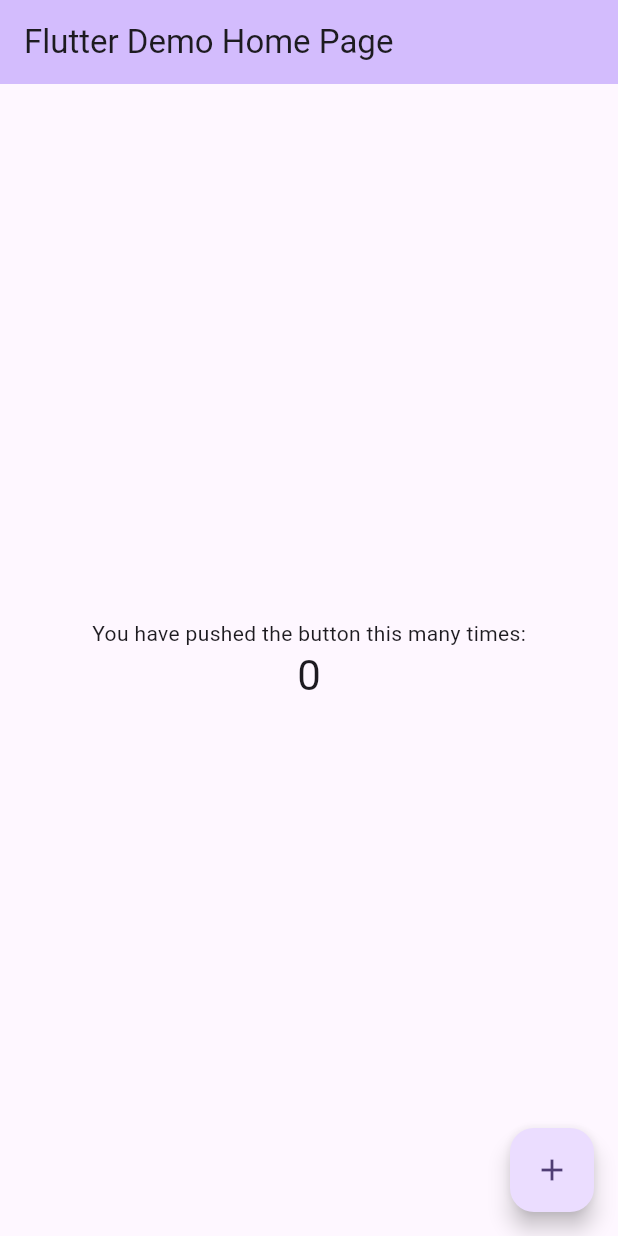
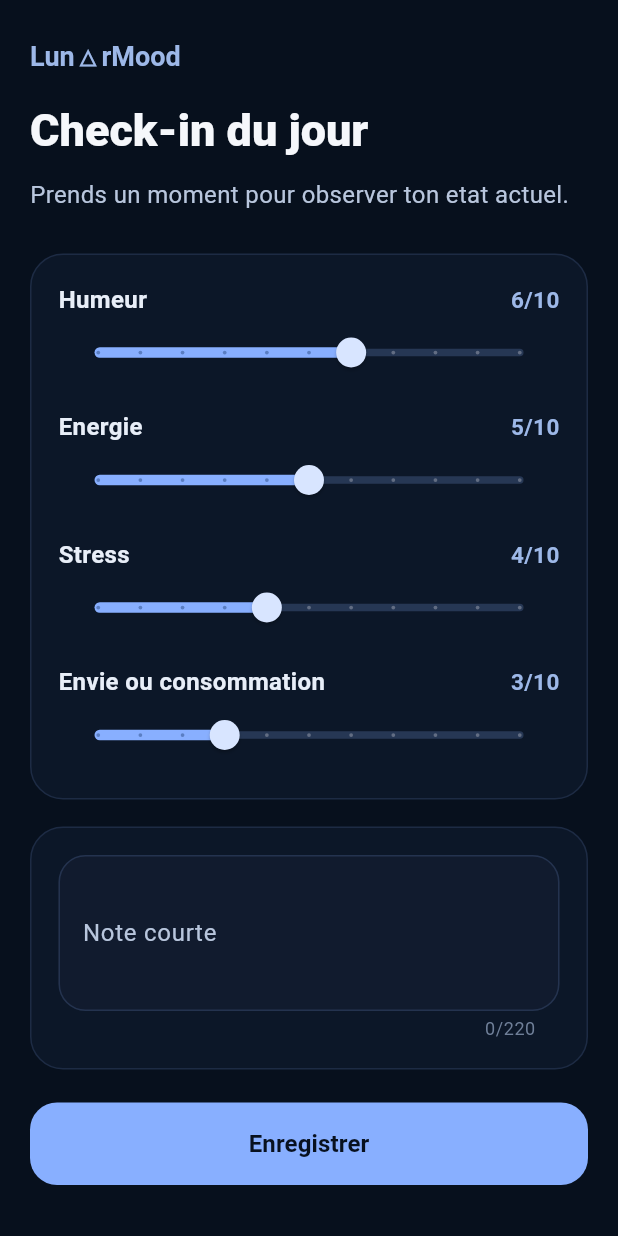
Before and after one commit to ph3ynyxstudio-source/Lun4rMood, a Flutter app: the screen it shows after launch, on a phone screen of 412 x 824 dp. Run offline on Flutter 3.47's test engine with Material 3 defaults, Android fonts, the phone set to English and light mode, and no system bars.

Commit message:
FR: Ajout de la première page Check-in et de la documentation IA
EN: Add first Check-in page and AI documentation

```diff
--- a/lun4rmood/lib/app/app.dart
+++ b/lun4rmood/lib/app/app.dart
@@ -1 +1,29 @@
-// Application assembly will be defined here later.
+import 'package:flutter/material.dart';
+
+import '../features/check_in/check_in_page.dart';
+
+class Lun4rMoodApp extends StatelessWidget {
+  const Lun4rMoodApp({super.key});
+
+  @override
+  Widget build(BuildContext context) {
+    return MaterialApp(
+      title: 'Lun△rMood',
+      debugShowCheckedModeBanner: false,
+      theme: ThemeData(
+        useMaterial3: true,
+        brightness: Brightness.dark,
+        scaffoldBackgroundColor: const Color(0xFF07101D),
+        colorScheme: ColorScheme.fromSeed(
+          seedColor: const Color(0xFF88AFFF),
+          brightness: Brightness.dark,
+        ),
+        snackBarTheme: const SnackBarThemeData(
+          backgroundColor: Color(0xFF14223A),
+          contentTextStyle: TextStyle(color: Color(0xFFF5F7FB)),
+        ),
+      ),
+      home: const CheckInPage(),
+    );
+  }
+}
--- /dev/null
+++ b/lun4rmood/lib/features/check_in/check_in_page.dart
@@ -0,0 +1,150 @@
+import 'package:flutter/material.dart';
+
+import 'widgets/check_in_note_field.dart';
+import 'widgets/check_in_slider.dart';
+import 'widgets/save_check_in_button.dart';
+
+class CheckInPage extends StatefulWidget {
+  const CheckInPage({super.key});
+
+  @override
+  State<CheckInPage> createState() => _CheckInPageState();
+}
+
+class _CheckInPageState extends State<CheckInPage> {
+  final TextEditingController _noteController = TextEditingController();
+
+  double _mood = 6;
+  double _energy = 5;
+  double _stress = 4;
+  double _craving = 3;
+
+  @override
+  void dispose() {
+    _noteController.dispose();
+    super.dispose();
+  }
+
+  void _showStoragePendingMessage() {
+    ScaffoldMessenger.of(context).showSnackBar(
+      const SnackBar(
+        content: Text('Check-in pret a etre connecte au stockage local.'),
+      ),
+    );
+  }
+
+  @override
+  Widget build(BuildContext context) {
+    return Scaffold(
+      backgroundColor: const Color(0xFF07101D),
+      body: SafeArea(
+        child: SingleChildScrollView(
+          padding: const EdgeInsets.fromLTRB(20, 24, 20, 32),
+          child: Column(
+            crossAxisAlignment: CrossAxisAlignment.start,
+            children: [
+              const _CheckInHeader(),
+              const SizedBox(height: 28),
+              _CheckInCard(
+                child: Column(
+                  children: [
+                    CheckInSlider(
+                      label: 'Humeur',
+                      value: _mood,
+                      onChanged: (value) => setState(() => _mood = value),
+                    ),
+                    const SizedBox(height: 14),
+                    CheckInSlider(
+                      label: 'Energie',
+                      value: _energy,
+                      onChanged: (value) => setState(() => _energy = value),
+                    ),
+                    const SizedBox(height: 14),
+                    CheckInSlider(
+                      label: 'Stress',
+                      value: _stress,
+                      onChanged: (value) => setState(() => _stress = value),
+                    ),
+                    const SizedBox(height: 14),
+                    CheckInSlider(
+                      label: 'Envie ou consommation',
+                      value: _craving,
+                      onChanged: (value) => setState(() => _craving = value),
+                    ),
+                  ],
+                ),
+              ),
+              const SizedBox(height: 18),
+              _CheckInCard(
+                child: CheckInNoteField(controller: _noteController),
+              ),
+              const SizedBox(height: 22),
+              SaveCheckInButton(onPressed: _showStoragePendingMessage),
+            ],
+          ),
+        ),
+      ),
+    );
+  }
+}
+
+class _CheckInHeader extends StatelessWidget {
+  const _CheckInHeader();
+
+  @override
+  Widget build(BuildContext context) {
+    return const Column(
+      crossAxisAlignment: CrossAxisAlignment.start,
+      children: [
+        Text(
+          'Lun△rMood',
+          style: TextStyle(
+            color: Color(0xFF9DB8E8),
+            fontSize: 18,
+            fontWeight: FontWeight.w700,
+            letterSpacing: 0,
+          ),
+        ),
+        SizedBox(height: 14),
+        Text(
+          'Check-in du jour',
+          style: TextStyle(
+            color: Color(0xFFF5F7FB),
+            fontSize: 30,
+            fontWeight: FontWeight.w800,
+            letterSpacing: 0,
+          ),
+        ),
+        SizedBox(height: 10),
+        Text(
+          'Prends un moment pour observer ton etat actuel.',
+          style: TextStyle(
+            color: Color(0xFFB8C6DD),
+            fontSize: 16,
+            height: 1.45,
+          ),
+        ),
+      ],
+    );
+  }
+}
+
+class _CheckInCard extends StatelessWidget {
+  const _CheckInCard({required this.child});
+
+  final Widget child;
+
+  @override
+  Widget build(BuildContext context) {
+    return Container(
+      width: double.infinity,
+      padding: const EdgeInsets.all(18),
+      decoration: BoxDecoration(
+        color: const Color(0xFF0C1728),
+        borderRadius: BorderRadius.circular(22),
+        border: Border.all(color: const Color(0xFF1D2B44)),
+      ),
+      child: child,
+    );
+  }
+}
--- /dev/null
+++ b/lun4rmood/lib/features/check_in/widgets/check_in_note_field.dart
@@ -0,0 +1,38 @@
+import 'package:flutter/material.dart';
+
+class CheckInNoteField extends StatelessWidget {
+  const CheckInNoteField({
+    super.key,
+    required this.controller,
+  });
+
+  final TextEditingController controller;
+
+  @override
+  Widget build(BuildContext context) {
+    return TextField(
+      controller: controller,
+      minLines: 3,
+      maxLines: 5,
+      maxLength: 220,
+      style: const TextStyle(color: Color(0xFFF5F7FB)),
+      decoration: InputDecoration(
+        labelText: 'Note courte',
+        hintText: 'Un mot, une sensation, une observation...',
+        labelStyle: const TextStyle(color: Color(0xFFB8C6DD)),
+        hintStyle: const TextStyle(color: Color(0xFF6F7F98)),
+        counterStyle: const TextStyle(color: Color(0xFF6F7F98)),
+        filled: true,
+        fillColor: const Color(0xFF111B2E),
+        enabledBorder: OutlineInputBorder(
+          borderRadius: BorderRadius.circular(18),
+          borderSide: const BorderSide(color: Color(0xFF24334F)),
+        ),
+        focusedBorder: OutlineInputBorder(
+          borderRadius: BorderRadius.circular(18),
+          borderSide: const BorderSide(color: Color(0xFF88AFFF)),
+        ),
+      ),
+    );
+  }
+}
--- /dev/null
+++ b/lun4rmood/lib/features/check_in/widgets/check_in_slider.dart
@@ -0,0 +1,63 @@
+import 'package:flutter/material.dart';
+
+class CheckInSlider extends StatelessWidget {
+  const CheckInSlider({
+    super.key,
+    required this.label,
+    required this.value,
+    required this.onChanged,
+  });
+
+  final String label;
+  final double value;
+  final ValueChanged<double> onChanged;
+
+  @override
+  Widget build(BuildContext context) {
+    final roundedValue = value.round();
+
+    return Column(
+      crossAxisAlignment: CrossAxisAlignment.start,
+      children: [
+        Row(
+          mainAxisAlignment: MainAxisAlignment.spaceBetween,
+          children: [
+            Text(
+              label,
+              style: const TextStyle(
+                color: Color(0xFFE8EEF8),
+                fontSize: 16,
+                fontWeight: FontWeight.w600,
+              ),
+            ),
+            Text(
+              '$roundedValue/10',
+              style: const TextStyle(
+                color: Color(0xFF9DB8E8),
+                fontSize: 15,
+                fontWeight: FontWeight.w700,
+              ),
+            ),
+          ],
+        ),
+        SliderTheme(
+          data: SliderTheme.of(context).copyWith(
+            activeTrackColor: const Color(0xFF88AFFF),
+            inactiveTrackColor: const Color(0xFF263754),
+            thumbColor: const Color(0xFFD8E5FF),
+            overlayColor: const Color(0x3388AFFF),
+            trackHeight: 5,
+          ),
+          child: Slider(
+            value: value,
+            min: 0,
+            max: 10,
+            divisions: 10,
+            label: '$roundedValue',
+            onChanged: onChanged,
+          ),
+        ),
+      ],
+    );
+  }
+}
--- /dev/null
+++ b/lun4rmood/lib/features/check_in/widgets/save_check_in_button.dart
@@ -0,0 +1,35 @@
+import 'package:flutter/material.dart';
+
+class SaveCheckInButton extends StatelessWidget {
+  const SaveCheckInButton({
+    super.key,
+    required this.onPressed,
+  });
+
+  final VoidCallback onPressed;
+
+  @override
+  Widget build(BuildContext context) {
+    return SizedBox(
+      width: double.infinity,
+      child: FilledButton(
+        onPressed: onPressed,
+        style: FilledButton.styleFrom(
+          backgroundColor: const Color(0xFF88AFFF),
+          foregroundColor: const Color(0xFF08111F),
+          padding: const EdgeInsets.symmetric(vertical: 16),
+          shape: RoundedRectangleBorder(
+            borderRadius: BorderRadius.circular(18),
+          ),
+        ),
+        child: const Text(
+          'Enregistrer',
+          style: TextStyle(
+            fontSize: 16,
+            fontWeight: FontWeight.w700,
+          ),
+        ),
+      ),
+    );
+  }
+}
--- a/lun4rmood/lib/main.dart
+++ b/lun4rmood/lib/main.dart
@@ -1,7 +1,9 @@
 import 'package:flutter/material.dart';
 
+import 'app/app.dart';
+
 void main() {
-  runApp(const MyApp());
+  runApp(const Lun4rMoodApp());
 }
 
 class MyApp extends StatelessWidget {
@@ -28,7 +30,7 @@ class MyApp extends StatelessWidget {
         //
         // This works for code too, not just values: Most code changes can be
         // tested with just a hot reload.
-        colorScheme: .fromSeed(seedColor: Colors.deepPurple),
+        colorScheme: ColorScheme.fromSeed(seedColor: Colors.deepPurple),
       ),
       home: const MyHomePage(title: 'Flutter Demo Home Page'),
     );
@@ -102,7 +104,7 @@ class _MyHomePageState extends State<MyHomePage> {
           // TRY THIS: Invoke "debug painting" (choose the "Toggle Debug Paint"
           // action in the IDE, or press "p" in the console), to see the
           // wireframe for each widget.
-          mainAxisAlignment: .center,
+          mainAxisAlignment: MainAxisAlignment.center,
           children: [
             const Text('You have pushed the button this many times:'),
             Text(
```
Also changed, not shown: 3 other files.
